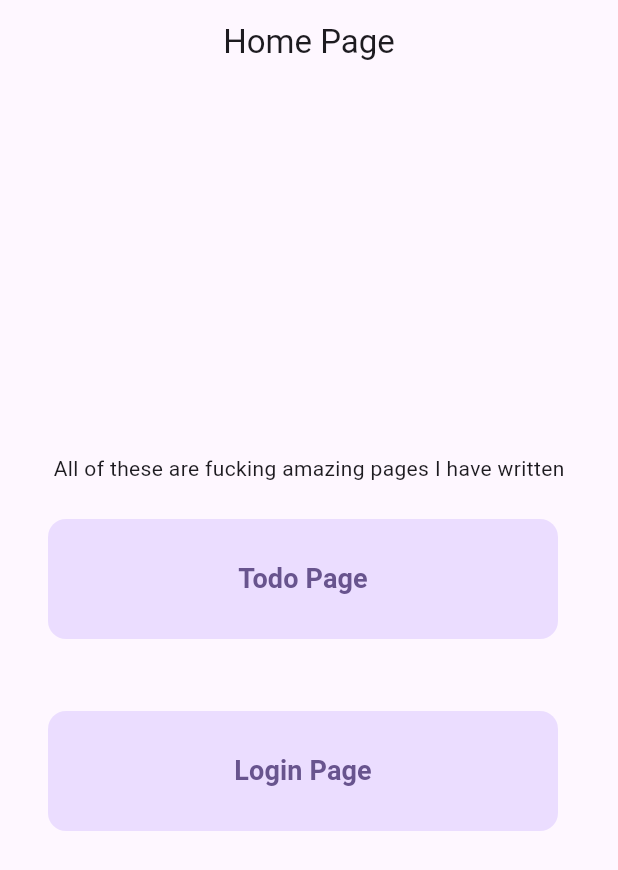
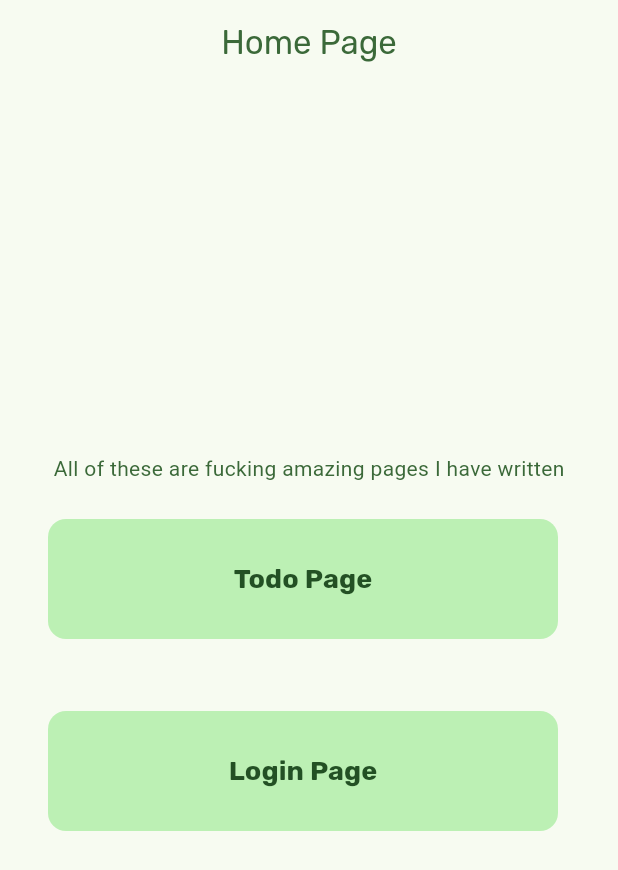
Before and after one commit to VastSea0/helo_app, a Flutter app: the screen it shows after launch, on a phone screen of 412 x 824 dp. Shown: the top 870 px of the screen. Run offline on Flutter 3.47's test engine with Material 3 defaults, Android fonts, the phone set to English and light mode, and no system bars; our stand-ins replace google_fonts, localstorage.

Commit message:
Refactor UI components to utilize theme constants and improve styling
- Integrated theme constants from `theme.dart` for consistent styling across `main.dart`, `login.dart`, and `todo.dart`.
- Updated text styles in `AppBar` and body text to align with the current theme.
- Enhanced `TextField` in `TodoPage` with themed styles for better user experience.
- Improved overall readability and visual consistency in the application.

```diff
--- a/lib/main.dart
+++ b/lib/main.dart
@@ -1,4 +1,5 @@
 import 'package:flutter/material.dart';
+import 'package:helo_app/constants/theme.dart';
 import 'package:helo_app/pages/login.dart';
 import 'pages/todo.dart';
 import 'models/page_card_models.dart';
@@ -14,10 +15,9 @@ class MyApp extends StatelessWidget {
   Widget build(BuildContext context) {
     return MaterialApp(
       title: 'My great Flutter App',
-      theme: ThemeData(
-        colorScheme: ColorScheme.fromSeed(seedColor: Colors.deepPurple),
-        useMaterial3: true,
-      ),
+      theme: AppTheme.lightThemeData(context),
+      darkTheme: AppTheme.darkThemeData(),
+      themeMode: ThemeMode.system,
       home: const MyHomePage(
           title: 'Home Page'), // Home sayfasını burada ayarlıyoruz
     );
@@ -42,14 +42,21 @@ class _MyHomePageState extends State<MyHomePage> {
   Widget build(BuildContext context) {
     return Scaffold(
       appBar: AppBar(
-        title: Text("Home Page"),
+        title: Text(
+          "Home Page",
+          style: TextStyle(color: Theme.of(context).colorScheme.primary),
+        ),
         centerTitle: true,
       ),
       body: Center(
         child: Column(
             mainAxisAlignment: MainAxisAlignment.center,
             children: <Widget>[
-              Text("All of these are fucking amazing pages I have written"),
+              Center(
+                  child: Text(
+                "All of these are fucking amazing pages I have written",
+                style: TextStyle(color: Theme.of(context).colorScheme.primary),
+              )),
               Column(
                 children: List.generate(
                   MyHomePage.pages.length,
@@ -77,10 +84,12 @@ class _MyHomePageState extends State<MyHomePage> {
                               child: Text(
                                 MyHomePage.pages[index].name ?? 'No Name',
                                 style: TextStyle(
-                                    fontWeight: FontWeight.bold,
-                                    fontSize: 18,
-                                    color:
-                                        Theme.of(context).colorScheme.primary),
+                                  fontWeight: FontWeight.bold,
+                                  fontSize: 18,
+                                  color: Theme.of(context)
+                                      .colorScheme
+                                      .onPrimaryContainer,
+                                ),
                               ),
                             ),
                           ],
```
Also changed, not shown: lib/pages/login.dart (+8 -3 lines), lib/pages/todo.dart (+35 -8 lines).
